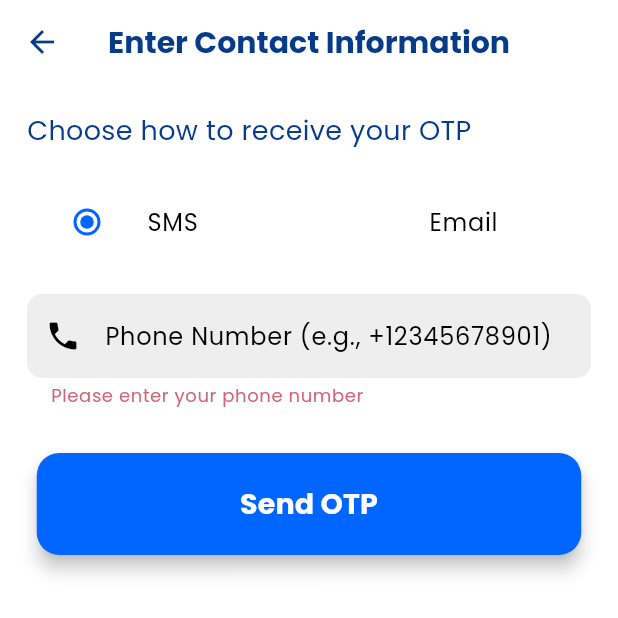
After one commit to Yassine-Ezzar/pay, a Flutter app: the EnterContactScreen screen opened by its route, after a tap on "Send OTP", on a phone screen of 412 x 824 dp, the top half of it. The commit adds this screen. Run offline on Flutter 3.47's test engine with Material 3 defaults, Android fonts, the phone set to English and light mode, and no system bars; our stand-ins replace animate_do, camera, carousel_slider, fl_chart, flutter_credit_card, flutter_secure_storage and 10 more; missing offline and left inert: flutter_reactive_ble, flutter_stripe, google_mlkit_text_recognition; accounts and stored records are empty.

Commit message:
preotp-commit

```diff
--- /dev/null
+++ b/lib/screens/enter_contact_screen.dart
@@ -0,0 +1,185 @@
+import 'package:flutter/material.dart';
+import 'package:get/get.dart';
+import 'package:app/services/api_service.dart';
+import 'package:app/styles/styles.dart';
+
+class EnterContactScreen extends StatefulWidget {
+  @override
+  _EnterContactScreenState createState() => _EnterContactScreenState();
+}
+
+class _EnterContactScreenState extends State<EnterContactScreen> {
+  final _formKey = GlobalKey<FormState>();
+  String _identifier = '';
+  String _type = 'sms'; // Default to SMS
+  bool _isLoading = false;
+
+  Future<void> _submitContact() async {
+    if (_formKey.currentState!.validate()) {
+      _formKey.currentState!.save();
+      setState(() => _isLoading = true);
+      try {
+        await ApiService.sendOTP(_identifier, _type);
+        Get.snackbar('Success', 'OTP sent successfully', backgroundColor: Colors.green);
+        Get.toNamed('/enter-otp', arguments: {
+          'identifier': _identifier,
+          'type': _type,
+          ...Get.arguments, // Pass along the card details
+        });
+      } catch (e) {
+        Get.snackbar('Error', e.toString(), backgroundColor: Colors.redAccent);
+      } finally {
+        setState(() => _isLoading = false);
+      }
+    }
+  }
+
+  @override
+  Widget build(BuildContext context) {
+    return Scaffold(
+      backgroundColor: Colors.white,
+      appBar: AppBar(
+        backgroundColor: Colors.white,
+        elevation: 0,
+        leading: IconButton(
+          icon: const Icon(Icons.arrow_back, color: Color(0xFF063B87)),
+          onPressed: () => Get.back(),
+        ),
+        title: const Text(
+          'Enter Contact Information',
+          style: TextStyle(
+            fontFamily: 'Poppins',
+            fontSize: 20,
+            color: Color(0xFF063B87),
+            fontWeight: FontWeight.bold,
+          ),
+        ),
+      ),
+      body: Padding(
+        padding: EdgeInsets.all(Styles.defaultPadding),
+        child: Form(
+          key: _formKey,
+          child: Column(
+            crossAxisAlignment: CrossAxisAlignment.start,
+            children: [
+              const Text(
+                'Choose how to receive your OTP',
+                style: TextStyle(
+                  fontFamily: 'Poppins',
+                  fontSize: 18,
+                  color: Color(0xFF063B87),
+                ),
+              ),
+              const SizedBox(height: 20),
+              Row(
+                children: [
+                  Expanded(
+                    child: ListTile(
+                      title: const Text(
+                        'SMS',
+                        style: TextStyle(fontFamily: 'Poppins', color: Colors.black),
+                      ),
+                      leading: Radio<String>(
+                        value: 'sms',
+                        groupValue: _type,
+                        onChanged: (value) {
+                          setState(() {
+                            _type = value!;
+                            _identifier = ''; // Reset identifier
+                          });
+                        },
+                        activeColor: Color(0xFF0066FF),
+                      ),
+                    ),
+                  ),
+                  Expanded(
+                    child: ListTile(
+                      title: const Text(
+                        'Email',
+                        style: TextStyle(fontFamily: 'Poppins', color: Colors.black),
+                      ),
+                      leading: Radio<String>(
+                        value: 'email',
+                        groupValue: _type,
+                        onChanged: (value) {
+                          setState(() {
+                            _type = value!;
+                            _identifier = ''; // Reset identifier
+                          });
+                        },
+                        activeColor: Color(0xFF0066FF),
+                      ),
+                    ),
+                  ),
+                ],
+              ),
+              const SizedBox(height: 20),
+              TextFormField(
+                decoration: InputDecoration(
+                  labelText: _type == 'sms' ? 'Phone Number (e.g., +12345678901)' : 'Email Address',
+                  labelStyle: const TextStyle(color: Colors.black),
+                  filled: true,
+                  fillColor: Colors.grey[200],
+                  border: OutlineInputBorder(
+                    borderRadius: BorderRadius.circular(10),
+                    borderSide: BorderSide.none,
+                  ),
+                  prefixIcon: Icon(
+                    _type == 'sms' ? Icons.phone : Icons.email,
+                    color: Colors.black,
+                  ),
+                ),
+                style: const TextStyle(color: Colors.black),
+                keyboardType: _type == 'sms' ? TextInputType.phone : TextInputType.emailAddress,
+                validator: (value) {
+                  if (value == null || value.isEmpty) {
+                    return _type == 'sms' ? 'Please enter your phone number' : 'Please enter your email address';
+                  }
+                  if (_type == 'sms' && !RegExp(r'^\+\d{10,15}$').hasMatch(value)) {
+                    return 'Please enter a valid phone number in international format (e.g., +12345678901)';
+                  }
+                  if (_type == 'email' && !RegExp(r'^[\w-\.]+@([\w-]+\.)+[\w-]{2,4}$').hasMatch(value)) {
+                    return 'Please enter a valid email address';
+                  }
+                  return null;
+                },
+                onSaved: (value) => _identifier = value!,
+              ),
+              const SizedBox(height: 30),
+              Center(
+                child: SizedBox(
+                  width: 363,
+                  height: 68,
+                  child: ElevatedButton(
+                    onPressed: _isLoading ? null : _submitContact,
+                    style: ElevatedButton.styleFrom(
+                      backgroundColor: Color(0xFF0066FF),
+                      foregroundColor: Colors.white,
+                      shape: RoundedRectangleBorder(
+                        borderRadius: BorderRadius.circular(15),
+                      ),
+                      elevation: 5,
+                    ),
+                    child: _isLoading
+                        ? const CircularProgressIndicator(
+                            color: Colors.white,
+                          )
+                        : const Text(
+                            'Send OTP',
+                            style: TextStyle(
+                              fontFamily: 'Poppins',
+                              fontSize: 19,
+                              fontWeight: FontWeight.w600,
+                              color: Colors.white,
+                            ),
+                          ),
+                  ),
+                ),
+              ),
+            ],
+          ),
+        ),
+      ),
+    );
+  }
+}
--- a/lib/widgets/app_pages.dart
+++ b/lib/widgets/app_pages.dart
@@ -9,6 +9,8 @@ import 'package:app/screens/card_verification_screen.dart';
 import 'package:app/screens/checking_screen.dart';
 import 'package:app/screens/contact_us_screen.dart';
 import 'package:app/screens/edit_profile_screen.dart';
+import 'package:app/screens/enter_contact_screen.dart';
+import 'package:app/screens/enter_otp_screen.dart';
 import 'package:app/screens/help_support_screen.dart';
 import 'package:app/screens/home_screen.dart';
 import 'package:app/screens/language_settings_screen.dart';
@@ -56,6 +58,8 @@ GetPage(name: '/add-card-manual', page: () => AddCardManualScreen()),
     GetPage(name: '/welcome', page: () => WelcomePage()),
     GetPage(name: '/checking', page: () => CheckingScreen()),
     GetPage(name: '/password-changed', page: () => PasswordChangedSuccessfullyScreen()),
+    GetPage(name: '/enter-contact', page: () => EnterContactScreen()),
+        GetPage(name: '/enter-otp', page: () => EnterOTPScreen()),
 
 
 
```
Also changed, not shown: lib/screens/add_card_manual_screen.dart (+28 -16 lines), lib/screens/enter_otp_screen.dart (added, +142 -0 lines), lib/services/api_service.dart (+47 -0 lines), 4 other files.
